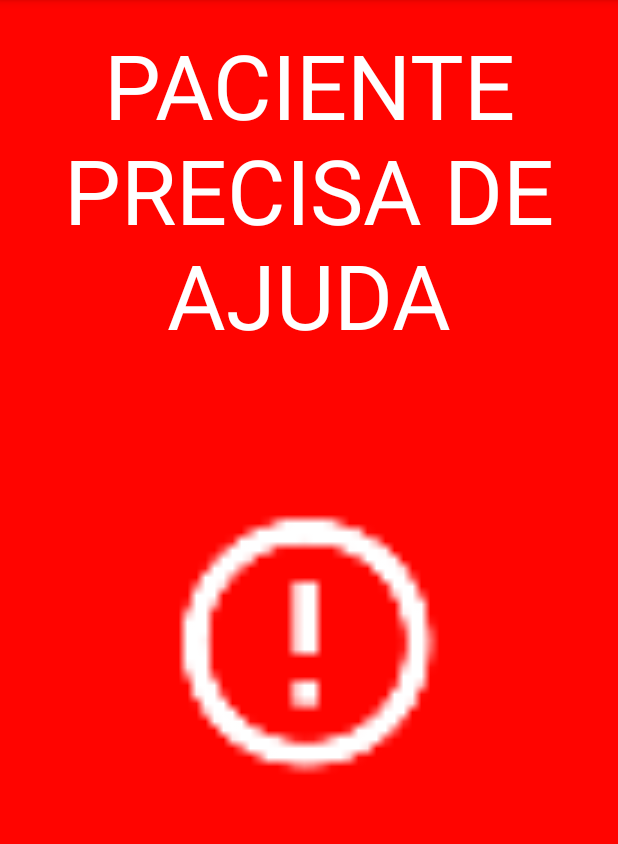
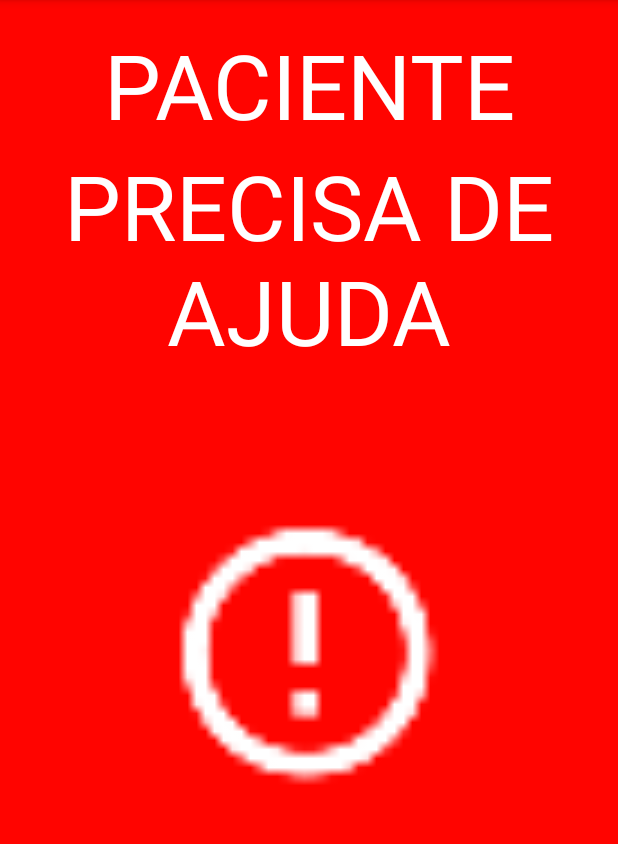
Before and after one commit to Nirvana16/Ajude, an Android app: the PacienteAjudaActivity screen opened directly, with no data from a screen before it, on a phone screen of 412 x 824 dp, the part 84-928 px from its top. Run offline under Robolectric (Android 15) with nearby library versions, the phone set to English and light mode, and no system bars.

Commit message:
Consertado classe paciente, tudo ok pra p2

```diff
--- a/app/src/main/java/br/edu/iff/pooa20162/ajude/activity/ContatoActivity.java
+++ b/app/src/main/java/br/edu/iff/pooa20162/ajude/activity/ContatoActivity.java
@@ -8,7 +8,7 @@ import android.widget.Button;
 import android.widget.EditText;
 import android.widget.Toast;
 
-import br.edu.iff.pooa20162.ajude.Mask.MascaraEditTextListener;
+import br.edu.iff.pooa20162.ajude.mask.MascaraEditTextListener;
 import br.edu.iff.pooa20162.ajude.R;
 import br.edu.iff.pooa20162.ajude.model.Contato;
 
@@ -60,7 +60,6 @@ public class ContatoActivity extends AppCompatActivity {
             }
         });
 
-        // Para debug:
         bLimpar.setOnClickListener(new View.OnClickListener(){
             public void onClick(View view){
                 etTelefone.setText(contato.getTelefone());
--- a/app/src/main/java/br/edu/iff/pooa20162/ajude/Mask/MascaraEditTextListener.java
+++ b/app/src/main/java/br/edu/iff/pooa20162/ajude/mask/MascaraEditTextListener.java
@@ -1,4 +1,4 @@
-package br.edu.iff.pooa20162.ajude.Mask;
+package br.edu.iff.pooa20162.ajude.mask;
 
 /**
  * Created by Nirvana16 on 22/12/16.
--- a/app/src/main/java/br/edu/iff/pooa20162/ajude/Mask/Utils.java
+++ b/app/src/main/java/br/edu/iff/pooa20162/ajude/mask/Utils.java
@@ -1,4 +1,4 @@
-package br.edu.iff.pooa20162.ajude.Mask;
+package br.edu.iff.pooa20162.ajude.mask;
 
 /**
  * Created by Nirvana16 on 22/12/16.
--- a/app/src/main/java/br/edu/iff/pooa20162/ajude/model/Contato.java
+++ b/app/src/main/java/br/edu/iff/pooa20162/ajude/model/Contato.java
@@ -25,10 +25,6 @@ public class Contato extends SugarRecord{
         this.mensagem = mensagem;
     }
 
-//    public List<Mensagem> getMensagem(){
-//        return Mensagem.find(Mensagem.class, "contato = ?", new String{contato.getId()});
-//    }
-
     public String getTelefone() {
         return telefone;
     }
@@ -51,7 +47,6 @@ public class Contato extends SugarRecord{
     public Contato(String nome, String telefone){
         this.nome = nome;
         this.telefone = telefone;
-        //mensagem = new Mensagem();
     }
 
 
--- a/app/src/main/java/br/edu/iff/pooa20162/ajude/services/service.java
+++ b/app/src/main/java/br/edu/iff/pooa20162/ajude/services/service.java
@@ -13,7 +13,7 @@ public class service extends Service{
         return null;
     }
     public void onDestroy() {
-        Toast.makeText(this, "O servico Ajude parou", Toast.LENGTH_LONG).show();
+       // Toast.makeText(this, "O servico Ajude parou", Toast.LENGTH_LONG).show();
         Log.d(TAG, "onDestroy");
     }
 
@@ -23,7 +23,7 @@ public class service extends Service{
         Intent intents = new Intent(getBaseContext(),SMSReceiver.class);
         intents.setFlags(Intent.FLAG_ACTIVITY_NEW_TASK);
         startActivity(intents);
-        Toast.makeText(this, "O Servico Ajude foi iniciado", Toast.LENGTH_LONG).show();
+        //Toast.makeText(this, "O Servico Ajude foi iniciado", Toast.LENGTH_LONG).show();
         Log.d(TAG, "onStart");
     }
 }
--- a/app/src/main/res/layout/activity_paciente_ajuda.xml
+++ b/app/src/main/res/layout/activity_paciente_ajuda.xml
@@ -17,12 +17,29 @@
         android:layout_width="match_parent"
         android:layout_height="match_parent"
         android:weightSum="1">
-
+        <!--
         <TextView
             android:text="PACIENTE PRECISA DE AJUDA"
             android:layout_width="match_parent"
             android:layout_height="wrap_content"
             android:id="@+id/textView"
+            android:textSize="60dp"
+            android:textColor="#ffffff"
+            android:gravity="center"/>
+            -->
+        <TextView
+            android:text="PACIENTE"
+            android:layout_width="match_parent"
+            android:layout_height="wrap_content"
+            android:id="@+id/tvAjudaNome"
+            android:textSize="60dp"
+            android:textColor="#ffffff"
+            android:gravity="center"/>
+        <TextView
+            android:text="PRECISA DE AJUDA"
+            android:layout_width="match_parent"
+            android:layout_height="wrap_content"
+            android:id="@+id/tvAjuda"
             android:textSize="60dp"
             android:textColor="#ffffff"
             android:gravity="center"/>
```
Also changed, not shown: app/src/main/java/br/edu/iff/pooa20162/ajude/activity/PacienteActivity.java (+49 -0 lines), app/src/main/java/br/edu/iff/pooa20162/ajude/model/Mensagem.java (+0 -17 lines), app/src/main/java/br/edu/iff/pooa20162/ajude/model/Paciente.java (+11 -5 lines), app/src/main/res/layout/activity_paciente.xml (+3 -5 lines).
